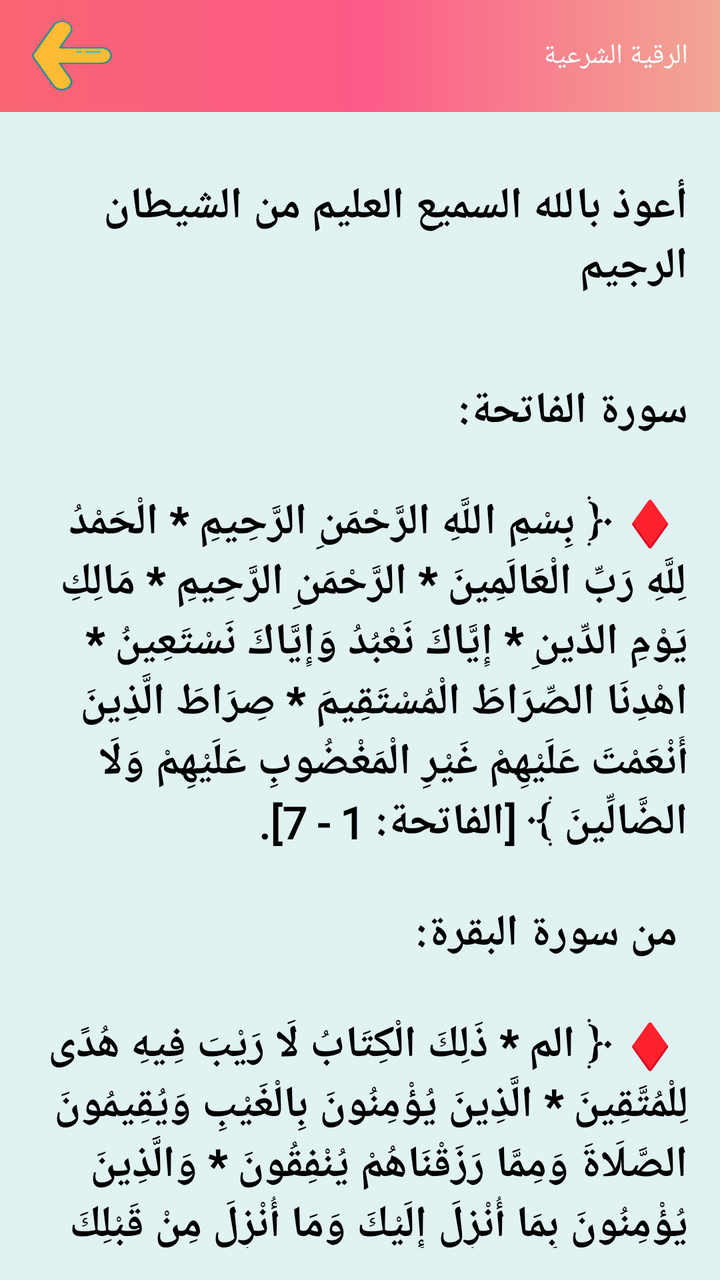
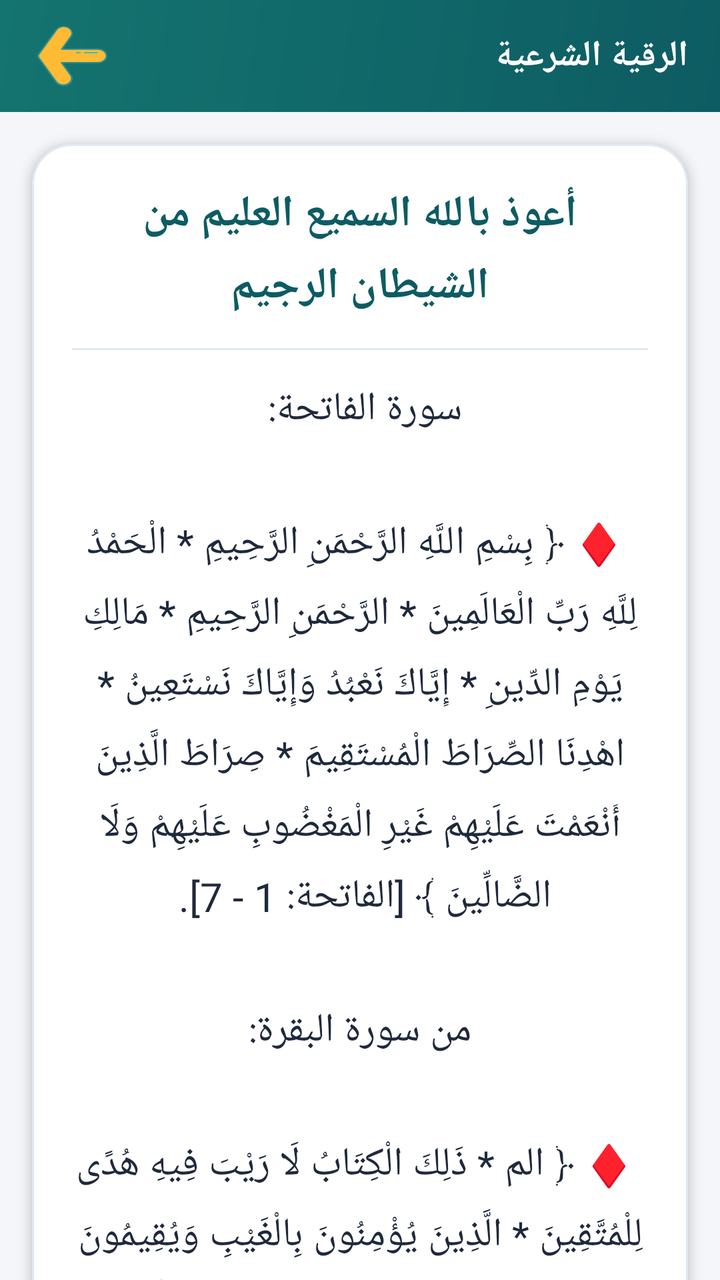

Two renders of the same Android screen: before a commit and after it. Below are the layout's source before the change and the commit's diff.
<!-- AndroidManifest.xml: application theme AppTheme -->
<!-- res/layout/activity_roqia_no_iternet.xml -->
<?xml version="1.0" encoding="utf-8"?>
<LinearLayout
    xmlns:android="http://schemas.android.com/apk/res/android"
    xmlns:app="http://schemas.android.com/apk/res-auto"
    android:layout_width="match_parent"
    android:layout_height="match_parent"
    android:background="@color/blue_bg_light"
    android:orientation="vertical"
    android:layoutDirection="rtl">

    <com.google.android.material.appbar.AppBarLayout
        android:layout_width="match_parent"
        android:layout_height="wrap_content"
        android:background="@drawable/around_line3"
        android:theme="@style/AppTheme.AppBarOverlay"
        android:layoutDirection="ltr">

        <androidx.appcompat.widget.Toolbar
            android:id="@+id/toolbar"
            android:fitsSystemWindows="true"
            android:layout_width="match_parent"
            android:layout_height="?attr/actionBarSize"
            android:background="@drawable/around_line3"
            app:layout_collapseMode="pin"
            app:titleTextAppearance="@style/TitleToolBarApppearance"
            app:popupTheme="@style/TextAppearance.AppCompat">

            <LinearLayout
                android:layout_width="wrap_content"
                android:layout_height="wrap_content"
                android:gravity="end"
                android:layout_gravity="end">


                <androidx.appcompat.widget.AppCompatTextView
                    android:id="@+id/toolbar_title"
                    android:layout_width="wrap_content"
                    android:layout_height="wrap_content"
                    android:text="@string/roqia_title"
                    style="@style/TextAppearance.MyApp.Title.QiblahActivity"
                    android:gravity="end"
                    android:layout_gravity="center"
                    android:layout_marginEnd="16dp"/>

            </LinearLayout>

            <androidx.appcompat.widget.AppCompatImageButton
                android:id="@+id/back_button"
                android:onClick="onBackClicked"
                android:layout_width="40dp"
                android:layout_height="35dp"
                android:background="@drawable/ic_back_button" />

        </androidx.appcompat.widget.Toolbar>

    </com.google.android.material.appbar.AppBarLayout>


    <androidx.core.widget.NestedScrollView
        android:layout_width="match_parent"
        android:layout_height="match_parent"
        android:orientation="vertical"
        android:padding="16dp">

        <LinearLayout
            android:layout_width="match_parent"
            android:layout_height="match_parent"
            android:layoutDirection="rtl"
            android:orientation="vertical">


            <TextView
                android:layout_width="wrap_content"
                android:layout_height="wrap_content"
                android:layout_gravity="center"
                android:layout_marginTop="16dp"
                android:fontFamily="@font/uthmanii"
                android:text="أعوذ بالله السميع العليم من الشيطان الرجيم\n"
                android:textColor="@color/black"
                android:textSize="22sp"
                android:textStyle="bold" />

            <TextView
                android:textColor="@color/black"
                android:textStyle="bold"
                android:layout_width="wrap_content"
                android:layout_height="wrap_content"
                android:layout_marginTop="16dp"
                android:fontFamily="@font/uthmanii"
                android:textSize="22sp"
                android:text="@string/roqia_txt_1"
                />

            <TextView
                android:textColor="@color/black"
                android:textStyle="bold"
                android:layout_width="wrap_content"
                android:layout_height="wrap_content"
                android:layout_marginTop="16dp"
                android:fontFamily="@font/uthmanii"
                android:textSize="22sp"
                android:text="@string/roqiz_txt2"/>

            <TextView
                android:textColor="@color/black"
                android:textStyle="bold"
                android:layout_width="wrap_content"
                android:layout_height="wrap_content"
                android:layout_marginTop="16dp"
                android:fontFamily="@font/uthmanii"
                android:textSize="22sp"
                android:text="@string/roqia_txt_3"/>

            <TextView
                android:textColor="@color/black"
                android:textStyle="bold"
                android:layout_width="wrap_content"
                android:layout_height="wrap_content"
                android:layout_marginTop="16dp"
                android:fontFamily="@font/uthmanii"
                android:textSize="22sp"
                android:text="@string/roqia_txt_4"/>

            <TextView
                android:textColor="@color/black"
                android:textStyle="bold"
                android:layout_width="wrap_content"
                android:layout_height="wrap_content"
                android:layout_marginTop="16dp"
                android:fontFamily="@font/uthmanii"
                android:textSize="22sp"
                android:text="@string/roqia_txt_5"/>

            <TextView
                android:textColor="@color/black"
                android:textStyle="bold"
                android:layout_width="wrap_content"
                android:layout_height="wrap_content"
                android:layout_marginTop="16dp"
                android:fontFamily="@font/uthmanii"
                android:textSize="22sp"
                android:text="@string/roqia_txt_6"/>

            <TextView
                android:textColor="@color/black"
                android:textStyle="bold"
                android:layout_width="wrap_content"
                android:layout_height="wrap_content"
                android:layout_marginTop="16dp"
                android:fontFamily="@font/uthmanii"
                android:textSize="22sp"
                android:text="@string/roqia_txt_7"/>

            <TextView
                android:textColor="@color/black"
                android:textStyle="bold"
                android:layout_width="wrap_content"
                android:layout_height="wrap_content"
                android:layout_marginTop="16dp"
                android:fontFamily="@font/uthmanii"
                android:textSize="22sp"
                android:text="@string/roqia_txt_8"/>


        </LinearLayout>
    </androidx.core.widget.NestedScrollView>

</LinearLayout>
<!-- resources referenced by this layout -->
<resources>
  <item name="black" type="color">#FF000000</item>
  <color name="blue_bg_light">#E0F2F1</color>
  <!-- drawable around_line3 (drawable) -->
  <?xml version="1.0" encoding="utf-8"?>
  <shape
      xmlns:android="http://schemas.android.com/apk/res/android">
     <gradient
         android:startColor="#F96574"
         android:centerColor="#FC5A87"
         android:endColor="#F2A794"/>
  </shape>
  <string name="roqia_title">الرقية الشرعية</string>
  <style name="AppTheme.AppBarOverlay" parent="ThemeOverlay.AppCompat.Dark.ActionBar" />
  <style name="TextAppearance.MyApp.Title.QiblahActivity" parent="android:TextAppearance">
          <item name="android:textColor">@android:color/white</item>
          <item name="android:fontFamily">@font/lmonada</item>
          <item name="android:textSize">14sp</item>
      </style>
  <style name="TitleToolBarApppearance" parent="android:TextAppearance">
          <item name="android:fontFamily">@font/ffon1</item>
          <item name="android:textSize">18sp</item>
          <item name="android:layout_gravity">end</item>
      </style>
  <color name="colorPrimary">#0D5C63</color>
  <color name="colorPrimaryDark">#093F44</color>
  <color name="colorAccent">#C68B59</color>
  <color name="app_background">#F4F6F9</color>
  <!-- unchanged entries left out for length: 10 -->
</resources>

<!-- the commit's change to res/layout/activity_roqia_no_iternet.xml (unified diff, before → after) -->
@@ -1,168 +1,185 @@
 <?xml version="1.0" encoding="utf-8"?>
-<LinearLayout
-    xmlns:android="http://schemas.android.com/apk/res/android"
+<LinearLayout xmlns:android="http://schemas.android.com/apk/res/android"
     xmlns:app="http://schemas.android.com/apk/res-auto"
     android:layout_width="match_parent"
     android:layout_height="match_parent"
-    android:background="@color/blue_bg_light"
-    android:orientation="vertical"
-    android:layoutDirection="rtl">
+    android:background="@color/app_background"
+    android:orientation="vertical">
 
     <com.google.android.material.appbar.AppBarLayout
+        android:id="@+id/appBarLayout"
         android:layout_width="match_parent"
         android:layout_height="wrap_content"
-        android:background="@drawable/around_line3"
-        android:theme="@style/AppTheme.AppBarOverlay"
-        android:layoutDirection="ltr">
+        android:background="@drawable/color">
 
         <androidx.appcompat.widget.Toolbar
             android:id="@+id/toolbar"
-            android:fitsSystemWindows="true"
             android:layout_width="match_parent"
-            android:layout_height="?attr/actionBarSize"
-            android:background="@drawable/around_line3"
-            app:layout_collapseMode="pin"
-            app:titleTextAppearance="@style/TitleToolBarApppearance"
-            app:popupTheme="@style/TextAppearance.AppCompat">
+            android:layout_height="?attr/actionBarSize">
 
-            <LinearLayout
-                android:layout_width="wrap_content"
-                android:layout_height="wrap_content"
-                android:gravity="end"
-                android:layout_gravity="end">
+            <androidx.constraintlayout.widget.ConstraintLayout
+                android:layout_width="match_parent"
+                android:layout_height="match_parent">
 
+                <androidx.appcompat.widget.AppCompatImageButton
+                    android:id="@+id/back_button"
+                    android:layout_width="40dp"
+                    android:layout_height="40dp"
+                    android:background="?attr/selectableItemBackgroundBorderless"
+                    android:onClick="onBackClicked"
+                    app:layout_constraintBottom_toBottomOf="parent"
+                    app:layout_constraintStart_toStartOf="parent"
+                    app:layout_constraintTop_toTopOf="parent"
+                    app:srcCompat="@drawable/ic_back_button" />
 
                 <androidx.appcompat.widget.AppCompatTextView
                     android:id="@+id/toolbar_title"
                     android:layout_width="wrap_content"
                     android:layout_height="wrap_content"
+                    android:layout_marginEnd="16dp"
                     android:text="@string/roqia_title"
-                    style="@style/TextAppearance.MyApp.Title.QiblahActivity"
-                    android:gravity="end"
-                    android:layout_gravity="center"
-                    android:layout_marginEnd="16dp"/>
+                    android:textColor="#FFFFFF"
+                    android:textSize="18sp"
+                    android:textStyle="bold"
+                    app:layout_constraintBottom_toBottomOf="parent"
+                    app:layout_constraintEnd_toEndOf="parent"
+                    app:layout_constraintTop_toTopOf="parent" />
 
-            </LinearLayout>
-
-            <androidx.appcompat.widget.AppCompatImageButton
-                android:id="@+id/back_button"
-                android:onClick="onBackClicked"
-                android:layout_width="40dp"
-                android:layout_height="35dp"
-                android:background="@drawable/ic_back_button" />
+            </androidx.constraintlayout.widget.ConstraintLayout>
 
         </androidx.appcompat.widget.Toolbar>
 
     </com.google.android.material.appbar.AppBarLayout>
 
-
     <androidx.core.widget.NestedScrollView
         android:layout_width="match_parent"
         android:layout_height="match_parent"
-        android:orientation="vertical"
+        android:clipToPadding="false"
         android:padding="16dp">
 
-        <LinearLayout
+        <com.google.android.material.card.MaterialCardView
             android:layout_width="match_parent"
-            android:layout_height="match_parent"
-            android:layoutDirection="rtl"
-            android:orientation="vertical">
+            android:layout_height="wrap_content"
+            app:cardBackgroundColor="@color/card_surface"
+            app:cardCornerRadius="20dp"
+            app:cardElevation="3dp"
+            app:strokeColor="@color/card_stroke"
+            app:strokeWidth="1dp">
 
+            <LinearLayout
+                android:layout_width="match_parent"
+                android:layout_height="wrap_content"
+                android:orientation="vertical"
+                android:padding="20dp">
 
-            <TextView
-                android:layout_width="wrap_content"
-                android:layout_height="wrap_content"
-                android:layout_gravity="center"
-                android:layout_marginTop="16dp"
-                android:fontFamily="@font/uthmanii"
-                android:text="أعوذ بالله السميع العليم من الشيطان الرجيم\n"
-                android:textColor="@color/black"
-                android:textSize="22sp"
-                android:textStyle="bold" />
+                <TextView
+                    android:layout_width="match_parent"
+                    android:layout_height="wrap_content"
+                    android:fontFamily="@font/uthmanii"
+                    android:gravity="center"
+                    android:lineSpacingExtra="6dp"
+                    android:text="أعوذ بالله السميع العليم من الشيطان الرجيم"
+                    android:textColor="@color/colorPrimary"
+                    android:textSize="22sp"
+                    android:textStyle="bold" />
 
-            <TextView
-                android:textColor="@color/black"
-                android:textStyle="bold"
-                android:layout_width="wrap_content"
-                android:layout_height="wrap_content"
-                android:layout_marginTop="16dp"
-                android:fontFamily="@font/uthmanii"
-                android:textSize="22sp"
-                android:text="@string/roqia_txt_1"
-                />
+                <View
+                    android:layout_width="match_parent"
+                    android:layout_height="1dp"
+                    android:layout_marginVertical="16dp"
+                    android:background="@color/card_stroke" />
 
-            <TextView
-                android:textColor="@color/black"
-                android:textStyle="bold"
-                android:layout_width="wrap_content"
-                android:layout_height="wrap_content"
-                android:layout_marginTop="16dp"
-                android:fontFamily="@font/uthmanii"
-                android:textSize="22sp"
-                android:text="@string/roqiz_txt2"/>
+                <TextView
+                    android:layout_width="match_parent"
+                    android:layout_height="wrap_content"
+                    android:fontFamily="@font/uthmanii"
+                    android:gravity="center"
+                    android:lineSpacingExtra="8dp"
+                    android:text="@string/roqia_txt_1"
+                    android:textColor="@color/text_primary"
+                    android:textSize="20sp" />
 
-            <TextView
-                android:textColor="@color/black"
-                android:textStyle="bold"
-                android:layout_width="wrap_content"
-                android:layout_height="wrap_content"
-                android:layout_marginTop="16dp"
-                android:fontFamily="@font/uthmanii"
-                android:textSize="22sp"
-                android:text="@string/roqia_txt_3"/>
+                <TextView
+                    android:layout_width="match_parent"
+                    android:layout_height="wrap_content"
+                    android:layout_marginTop="16dp"
+                    android:fontFamily="@font/uthmanii"
+                    android:gravity="center"
+                    android:lineSpacingExtra="8dp"
+                    android:text="@string/roqiz_txt2"
+                    android:textColor="@color/text_primary"
+                    android:textSize="20sp" />
 
-            <TextView
-                android:textColor="@color/black"
-                android:textStyle="bold"
-                android:layout_width="wrap_content"
-                android:layout_height="wrap_content"
-                android:layout_marginTop="16dp"
-                android:fontFamily="@font/uthmanii"
-                android:textSize="22sp"
-                android:text="@string/roqia_txt_4"/>
+                <TextView
+                    android:layout_width="match_parent"
+                    android:layout_height="wrap_content"
+                    android:layout_marginTop="16dp"
+                    android:fontFamily="@font/uthmanii"
+                    android:gravity="center"
+                    android:lineSpacingExtra="8dp"
+                    android:text="@string/roqia_txt_3"
+                    android:textColor="@color/text_primary"
+                    android:textSize="20sp" />
 
-            <TextView
-                android:textColor="@color/black"
-                android:textStyle="bold"
-                android:layout_width="wrap_content"
-                android:layout_height="wrap_content"
-                android:layout_marginTop="16dp"
-                android:fontFamily="@font/uthmanii"
-                android:textSize="22sp"
-                android:text="@string/roqia_txt_5"/>
+                <TextView
+                    android:layout_width="match_parent"
+                    android:layout_height="wrap_content"
+                    android:layout_marginTop="16dp"
+                    android:fontFamily="@font/uthmanii"
+                    android:gravity="center"
+                    android:lineSpacingExtra="8dp"
+                    android:text="@string/roqia_txt_4"
+                    android:textColor="@color/text_primary"
+                    android:textSize="20sp" />
 
-            <TextView
-                android:textColor="@color/black"
-                android:textStyle="bold"
-                android:layout_width="wrap_content"
-                android:layout_height="wrap_content"
-                android:layout_marginTop="16dp"
-                android:fontFamily="@font/uthmanii"
-                android:textSize="22sp"
-                android:text="@string/roqia_txt_6"/>
+                <TextView
+                    android:layout_width="match_parent"
+                    android:layout_height="wrap_content"
+                    android:layout_marginTop="16dp"
+                    android:fontFamily="@font/uthmanii"
+                    android:gravity="center"
+                    android:lineSpacingExtra="8dp"
+                    android:text="@string/roqia_txt_5"
+                    android:textColor="@color/text_primary"
+                    android:textSize="20sp" />
 
-            <TextView
-                android:textColor="@color/black"
-                android:textStyle="bold"
-                android:layout_width="wrap_content"
-                android:layout_height="wrap_content"
-                android:layout_marginTop="16dp"
-                android:fontFamily="@font/uthmanii"
-                android:textSize="22sp"
-                android:text="@string/roqia_txt_7"/>
+                <TextView
+                    android:layout_width="match_parent"
+                    android:layout_height="wrap_content"
+                    android:layout_marginTop="16dp"
+                    android:fontFamily="@font/uthmanii"
+                    android:gravity="center"
+                    android:lineSpacingExtra="8dp"
+                    android:text="@string/roqia_txt_6"
+                    android:textColor="@color/text_primary"
+                    android:textSize="20sp" />
 
-            <TextView
-                android:textColor="@color/black"
-                android:textStyle="bold"
-                android:layout_width="wrap_content"
-                android:layout_height="wrap_content"
-                android:layout_marginTop="16dp"
-                android:fontFamily="@font/uthmanii"
-                android:textSize="22sp"
-                android:text="@string/roqia_txt_8"/>
+                <TextView
+                    android:layout_width="match_parent"
+                    android:layout_height="wrap_content"
+                    android:layout_marginTop="16dp"
+                    android:fontFamily="@font/uthmanii"
+                    android:gravity="center"
+                    android:lineSpacingExtra="8dp"
+                    android:text="@string/roqia_txt_7"
+                    android:textColor="@color/text_primary"
+                    android:textSize="20sp" />
 
+                <TextView
+                    android:layout_width="match_parent"
+                    android:layout_height="wrap_content"
+                    android:layout_marginTop="16dp"
+                    android:fontFamily="@font/uthmanii"
+                    android:gravity="center"
+                    android:lineSpacingExtra="8dp"
+                    android:text="@string/roqia_txt_8"
+                    android:textColor="@color/text_primary"
+                    android:textSize="20sp" />
 
-        </LinearLayout>
+            </LinearLayout>
+
+        </com.google.android.material.card.MaterialCardView>
+
     </androidx.core.widget.NestedScrollView>
 
 </LinearLayout>
<!-- resource entries referenced after the edit -->
@@ -1,32 +1,23 @@
 <!-- resources referenced by this layout -->
 <resources>
-  <item name="black" type="color">#FF000000</item>
-  <color name="blue_bg_light">#E0F2F1</color>
-  <!-- drawable around_line3 (drawable) -->
+  <string name="roqia_title">الرقية الشرعية</string>
+  <color name="header_gradient_start">#0D5C63</color>
+  <color name="header_gradient_end">#14746F</color>
+  <color name="colorPrimary">#0D5C63</color>
+  <color name="text_primary">#1E293B</color>
+  <!-- drawable color (drawable) -->
   <?xml version="1.0" encoding="utf-8"?>
-  <shape
-      xmlns:android="http://schemas.android.com/apk/res/android">
-     <gradient
-         android:startColor="#F96574"
-         android:centerColor="#FC5A87"
-         android:endColor="#F2A794"/>
+  <shape xmlns:android="http://schemas.android.com/apk/res/android">
+      <gradient
+          android:angle="135"
+          android:startColor="@color/header_gradient_start"
+          android:endColor="@color/header_gradient_end"/>
   </shape>
-  <string name="roqia_title">الرقية الشرعية</string>
-  <style name="AppTheme.AppBarOverlay" parent="ThemeOverlay.AppCompat.Dark.ActionBar" />
-  <style name="TextAppearance.MyApp.Title.QiblahActivity" parent="android:TextAppearance">
-          <item name="android:textColor">@android:color/white</item>
-          <item name="android:fontFamily">@font/lmonada</item>
-          <item name="android:textSize">14sp</item>
-      </style>
-  <style name="TitleToolBarApppearance" parent="android:TextAppearance">
-          <item name="android:fontFamily">@font/ffon1</item>
-          <item name="android:textSize">18sp</item>
-          <item name="android:layout_gravity">end</item>
-      </style>
-  <color name="colorPrimary">#0D5C63</color>
   <color name="colorPrimaryDark">#093F44</color>
   <color name="colorAccent">#C68B59</color>
   <color name="app_background">#F4F6F9</color>
+  <color name="card_stroke">#E2E8F0</color>
+  <color name="card_surface">#FFFFFF</color>
   <!-- unchanged entries left out for length: 10 -->
 </resources>
 
